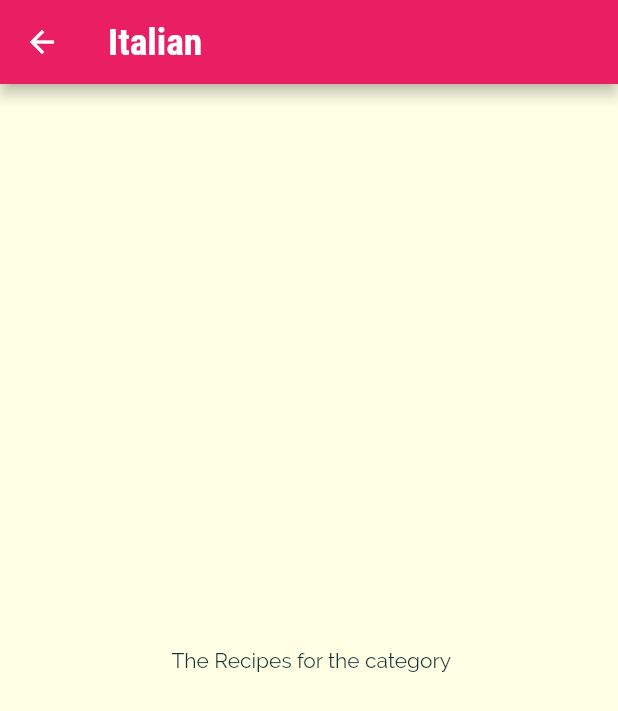
After one commit to furkanayyildiz/meals_app, a Flutter app: the screen it shows after launch, after a tap on "Italian", on a phone screen of 412 x 824 dp. The commit adds this screen. Shown: the top 711 px of the screen. Run offline on Flutter 3.47's test engine with Material 2 defaults, Android fonts, the phone set to English and light mode, and no system bars.

Commit message:
navigation to category meals screen

```diff
--- a/lib/categories_screen.dart
+++ b/lib/categories_screen.dart
@@ -1,6 +1,7 @@
 import 'package:flutter/material.dart';
-import 'package:meals_app/category_item.dart';
 
+//page imports
+import './category_item.dart';
 import "./dummy_data.dart";
 
 class CategoriesScreen extends StatelessWidget {
@@ -17,6 +18,7 @@ class CategoriesScreen extends StatelessWidget {
         children: DUMMY_CATEGORIES
             .map(
               (catData) => CategoryItem(
+                catData.id,
                 catData.title,
                 catData.color,
               ),
--- a/lib/category_item.dart
+++ b/lib/category_item.dart
@@ -1,17 +1,34 @@
 import 'package:flutter/material.dart';
+import 'package:meals_app/category_meals_screen.dart';
 
 class CategoryItem extends StatelessWidget {
+  final String id;
   final String title;
   final Color color;
 
   CategoryItem(
+    this.id,
     this.title,
     this.color,
   );
 
+  void selectCategory(BuildContext ctx) {
+    Navigator.of(ctx).push(
+      MaterialPageRoute(
+        builder: (_) {
+          return CategoryMealsScreen(id, title);
+        },
+      ),
+    );
+  }
+
   @override
   Widget build(BuildContext context) {
-    return Container(
+    return InkWell(
+      onTap: (() => selectCategory(context)),
+      splashColor: Theme.of(context).primaryColor,
+      borderRadius: BorderRadius.circular(15),
+      child: Container(
         padding: const EdgeInsets.all(15),
         child: Text(
           title,
@@ -28,6 +45,7 @@ class CategoryItem extends StatelessWidget {
           ),
           borderRadius: BorderRadius.circular(15),
         ),
+      ),
     );
   }
 }
--- /dev/null
+++ b/lib/category_meals_screen.dart
@@ -0,0 +1,23 @@
+import 'package:flutter/material.dart';
+
+class CategoryMealsScreen extends StatelessWidget {
+  final String categoryId;
+  final String categoryTitle;
+
+  const CategoryMealsScreen(
+    this.categoryId,
+    this.categoryTitle,
+  );
+
+  @override
+  Widget build(BuildContext context) {
+    return Scaffold(
+      appBar: AppBar(
+        title: Text(categoryTitle),
+      ),
+      body: Center(
+        child: Text(" The Recipes for the category"),
+      ),
+    );
+  }
+}
```
Lines whose indentation alone changed are shown as unchanged.
